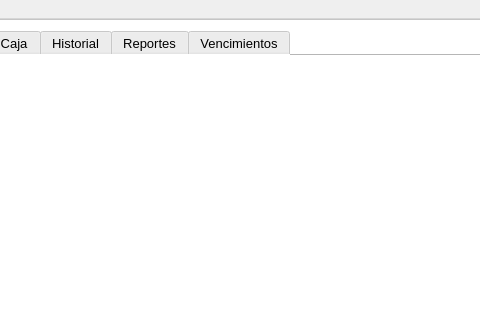
Above: resources/ui/ventanaprincipal.ui from Julian2455/beatmat before the change; both pictures show x 185 to 665 and y 0 to 320 of the 864 by 555 pixel window. Below: the same form after it.
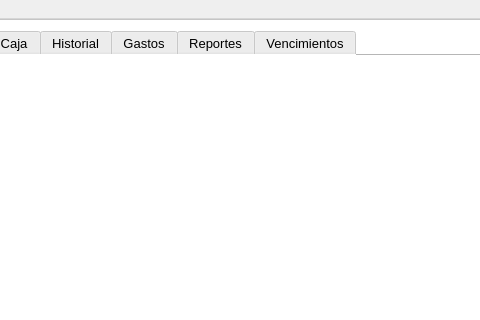
That is the form after the change. The open tabs and pages were chosen to show the change. Icons and pictures are not drawn.

```diff
--- a/resources/ui/ventanaprincipal.ui
+++ b/resources/ui/ventanaprincipal.ui
@@ -128,6 +128,15 @@
            <string>Historial</string>
           </attribute>
          </widget>
+         <widget class="QWidget" name="Gastos">
+          <attribute name="icon">
+           <iconset>
+            <normaloff>../images/presupuesto.png</normaloff>../images/presupuesto.png</iconset>
+          </attribute>
+          <attribute name="title">
+           <string>Gastos</string>
+          </attribute>
+         </widget>
          <widget class="QWidget" name="Reportes">
           <attribute name="icon">
            <iconset>
```
Left out of the diff: 2 changed lines with no effect on the pictures.
